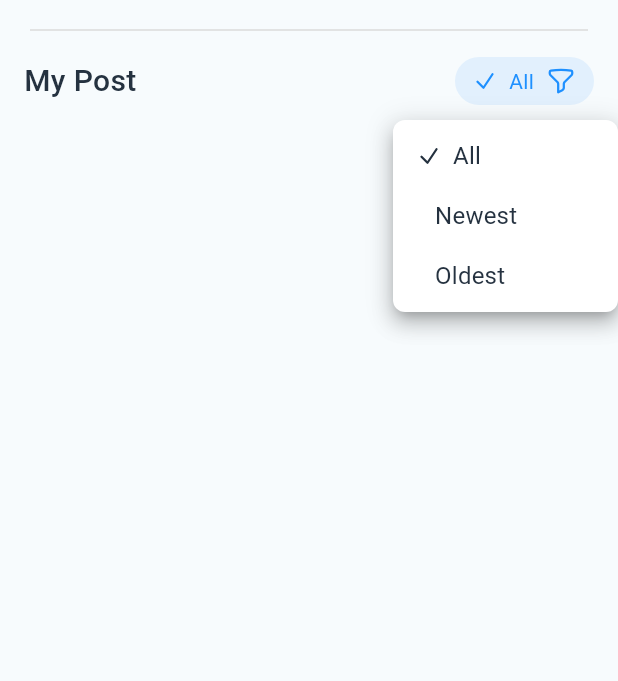
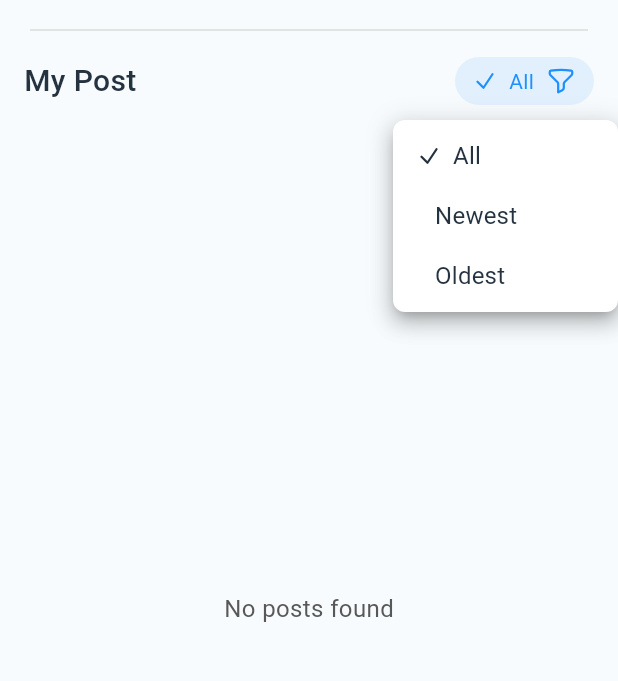
Before and after one commit to RaihanRafi01/loan_site, a Flutter app: the OwnProfileView screen opened directly, after a tap on "Create Post", after a tap on "All", on a phone screen of 412 x 824 dp, the part 138-819 px from its top. Run offline on Flutter 3.47's test engine with Material 3 defaults, Android fonts, the phone set to English and light mode, and no system bars; drawn by our look-alikes of dropdown_button2; our stand-ins replace cached_network_image, dotted_border, firebase_core, firebase_messaging, flutter_secure_storage, flutter_svg and 6 more; accounts and stored records are empty; network calls fail.

Commit message:
pagination done

```diff
--- a/lib/app/core/services/base_client.dart
+++ b/lib/app/core/services/base_client.dart
@@ -72,7 +72,7 @@ class BaseClient {
     Map<String, String>? params,
     Future<Map<String, String>>? headers,
   }) async {
-    debugPrint("API Hit: $api");
+    debugPrint(" 🪙🪙🪙🪙🪙 GET API Hit: $api");
     final resolvedHeaders = headers != null ? await headers : null;
     debugPrint("Header: $resolvedHeaders");
 
--- a/lib/app/modules/community/controllers/community_controller.dart
+++ b/lib/app/modules/community/controllers/community_controller.dart
@@ -4,7 +4,6 @@ import 'package:get/get.dart';
 import 'package:http/http.dart' as http;
 import 'package:image_picker/image_picker.dart';
 import 'dart:io';
-
 import '../../../../common/appColors.dart';
 import '../../../../common/widgets/custom_snackbar.dart';
 import '../../../core/constants/api.dart';
@@ -118,7 +117,6 @@ class Post {
         .map((cJson) => Comment.fromJson(cJson))
         .toList();
 
-    // Convert the images list into a List<ImageData> objects
     List<ImageData> images = (json['images'] as List)
         .map((imageData) => ImageData.fromJson(imageData))
         .toList();
@@ -128,7 +126,7 @@ class Post {
       user: User.fromJson(json['user']),
       title: json['title'],
       content: json['content'],
-      images: images,  // Use List<ImageData> instead of List<String>
+      images: images,
       tags: json['tags'],
       likeCount: json['like_count'],
       commentCount: json['comment_count'],
@@ -142,8 +140,6 @@ class Post {
       updatedAt: json['updated_at'],
     );
   }
-
-
 }
 
 class ImageData {
@@ -178,6 +174,13 @@ class CommunityController extends GetxController {
   final currentComment = Rx<Comment?>(null);
 
   final selectedMyPostFilter = 'filter_all'.obs;
+  final nextUrlAllPosts = RxString('');
+  final nextUrlMyPosts = RxString('');
+  final isLoadingMoreAllPosts = false.obs;
+  final isLoadingMoreMyPosts = false.obs;
+  final hasMoreAllPosts = true.obs;
+  final hasMoreMyPosts = true.obs;
+  final isInitialLoading = true.obs;
 
   @override
   void onInit() {
@@ -186,8 +189,111 @@ class CommunityController extends GetxController {
     fetchMyPosts();
   }
 
+  Future<void> fetchAllPosts({bool isLoadMore = false}) async {
+    if (isLoadMore && (!hasMoreAllPosts.value || isLoadingMoreAllPosts.value)) return;
+
+    try {
+      isLoadingMoreAllPosts.value = true;
+      if (!isLoadMore) isInitialLoading.value = true;
+      final response = await BaseClient.getRequest(
+        api: isLoadMore ? nextUrlAllPosts.value : Api.allPosts,
+        headers: BaseClient.authHeaders(),
+      );
+
+      if (response.statusCode == 200) {
+        final data = jsonDecode(response.body);
+        if (data is Map<String, dynamic>) {
+          final List<dynamic> list = data['results'] ?? [];
+          final newPosts = list.map((e) {
+            if (e is Map<String, dynamic>) {
+              return Post.fromJson(e);
+            }
+            print('Invalid item found: $e');
+            return null;
+          }).whereType<Post>().toList();
+
+          if (isLoadMore) {
+            allPosts.addAll(newPosts);
+          } else {
+            allPosts.assignAll(newPosts);
+          }
+
+          nextUrlAllPosts.value = data['next'] ?? '';
+          hasMoreAllPosts.value = data['next'] != null;
+
+          if (currentUser.value == null && myPosts.isNotEmpty) {
+            currentUser.value = myPosts.first.user;
+          }
+        } else {
+          _showWarning('Unexpected response format. The data is not a Map.');
+        }
+      } else {
+        _showWarning('Failed to fetch all posts: ${response.reasonPhrase}');
+      }
+    } catch (e) {
+      print('Fetch all posts error: $e');
+      _showWarning('Failed to fetch all posts. Please try again.');
+      if (!isLoadMore) {
+        allPosts.clear();
+      }
+    } finally {
+      isLoadingMoreAllPosts.value = false;
+      isInitialLoading.value = false;
+    }
+  }
+
+  Future<void> fetchMyPosts({bool isLoadMore = false}) async {
+    if (isLoadMore && (!hasMoreMyPosts.value || isLoadingMoreMyPosts.value)) return;
+
+    try {
+      isLoadingMoreMyPosts.value = true;
+      final response = await BaseClient.getRequest(
+        api: isLoadMore ? nextUrlMyPosts.value : Api.myPosts,
+        headers: BaseClient.authHeaders(),
+      );
+
+      if (response.statusCode == 200) {
+        final data = jsonDecode(response.body);
+        if (data is Map<String, dynamic>) {
+          final List<dynamic> list = data['results'] ?? [];
+          final newPosts = list.map((e) {
+            if (e is Map<String, dynamic>) {
+              return Post.fromJson(e);
+            }
+            print('Invalid item found: $e');
+            return null;
+          }).whereType<Post>().toList();
+
+          if (isLoadMore) {
+            myPosts.addAll(newPosts);
+          } else {
+            myPosts.assignAll(newPosts);
+          }
+
+          nextUrlMyPosts.value = data['next'] ?? '';
+          hasMoreMyPosts.value = data['next'] != null;
+
+          if (currentUser.value == null && newPosts.isNotEmpty) {
+            currentUser.value = newPosts.first.user;
+          }
+        } else {
+          _showWarning('Unexpected response format. The data is not a Map.');
+        }
+      } else {
+        _showWarning('Failed to fetch my posts: ${response.reasonPhrase}');
+      }
+    } catch (e) {
+      print('Fetch my posts error: $e');
+      _showWarning('Failed to fetch my posts. Please try again.');
+      if (!isLoadMore) {
+        myPosts.clear();
+      }
+    } finally {
+      isLoadingMoreMyPosts.value = false;
+    }
+  }
+
   Future<void> toggleLikeGlobal(int postId, bool currentlyLiked) async {
-    // Optimistic update for like toggle
     Post? _touch(List<Post> list) {
       final p = list.firstWhereOrNull((e) => e.id == postId);
       if (p != null) {
@@ -277,61 +383,10 @@ class CommunityController extends GetxController {
     }
   }
 
-  Future<void> fetchAllPosts() async {
-
-    try {
-      final response = await BaseClient.getRequest(
-        api: Api.allPosts,
-        headers: BaseClient.authHeaders(),
-      );
-
-      if (response.statusCode == 200) {
-        print('Response body: ${response.body}'); // For debugging
-
-        // Decode the response body as JSON
-        final data = jsonDecode(response.body);
-
-        // Ensure 'data' is a Map<String, dynamic>
-        if (data is Map<String, dynamic>) {
-          final List<dynamic> list = data['results'] ?? [];
-
-          // Debugging: Print each item to inspect its structure
-          for (var item in list) {
-            print('Item: $item');
-          }
-          // Safely map through the list and handle potential issues with malformed data
-          allPosts.value = list.map((e) {
-            if (e is Map<String, dynamic>) {
-              return Post.fromJson(e);
-            }
-            // Handle invalid items in the 'results' list (not a Map<String, dynamic>)
-            print('Invalid item found: $e');
-            return null;
-          }).whereType<Post>().toList(); // Filter out nulls (invalid items)
-
-          // If currentUser is null, update it from myPosts
-          if (currentUser.value == null && myPosts.isNotEmpty) {
-            currentUser.value = myPosts.first.user;
-          }
-        } else {
-          _showWarning('Unexpected response format. The data is not a Map.');
-        }
-      } else {
-        _showWarning('Failed to fetch all posts: ${response.reasonPhrase}');
-      }
-    } catch (e) {
-      print('Fetch all posts error: $e');
-      _showWarning('Failed to fetch all posts. Please try again.');
-    }
-  }
-
-
-  // --- OwnProfile sorting ---
   void applyMyPostSort(String filter) {
     selectedMyPostFilter.value = filter;
     if (myPosts.isEmpty) return;
 
-    // Safe parse helper
     int _safeCompare(String a, String b) {
       final da = DateTime.tryParse(a);
       final db = DateTime.tryParse(b);
@@ -342,31 +397,23 @@ class CommunityController extends GetxController {
     final list = [...myPosts];
     switch (filter) {
       case 'filter_new':
-        list.sort(
-          (a, b) => _safeCompare(b.createdAt, a.createdAt),
-        ); // newest first
+        list.sort((a, b) => _safeCompare(b.createdAt, a.createdAt));
         break;
       case 'filter_old':
-        list.sort(
-          (a, b) => _safeCompare(a.createdAt, b.createdAt),
-        ); // oldest first
+        list.sort((a, b) => _safeCompare(a.createdAt, b.createdAt));
         break;
       case 'filter_all':
       default:
-        // if API already returns newest first, you can re-fetch or keep as-is
-        // do nothing
         break;
     }
     myPosts.value = list;
   }
 
   void updateReplies(Comment comment) {
-    // Find the comment in the posts list and update its replies
     final post = myPosts.firstWhere((p) => p.id == comment.post);
     final updatedComment = post.comments.firstWhere((c) => c.id == comment.id);
-    updatedComment.replies =
-        comment.replies; // Update the replies in the comment
-    myPosts.refresh(); // Trigger reactivity to update the UI
+    updatedComment.replies = comment.replies;
+    myPosts.refresh();
   }
 
   void _showWarning(String message, {String title = 'Warning'}) {
@@ -393,18 +440,15 @@ class CommunityController extends GetxController {
 
     isLoading.value = true;
     try {
-      // Use MultipartRequest to handle file uploads alongside fields
-      var uri = Uri.parse(Api.createPost);  // Assuming Api.createPost is a string URL
+      var uri = Uri.parse(Api.createPost);
       var request = http.MultipartRequest('POST', uri);
       request.headers.addAll(await BaseClient.authHeaders());
 
-      // Add text fields
       request.fields['title'] = 'My First Post';
       request.fields['content'] = statusController.text;
 
-      // Add media files (assuming API accepts multiple under 'images' key; adjust key if needed)
       for (var file in pickedMedia) {
-        var multipartFile = await http.MultipartFile.fromPath('images', file.path);  // Use 'images' for multiple; change to 'image' if single
+        var multipartFile = await http.MultipartFile.fromPath('images', file.path);
         request.files.add(multipartFile);
       }
 
@@ -412,16 +456,10 @@ class CommunityController extends GetxController {
       var response = await http.Response.fromStream(streamedResponse);
 
       debugPrint("API Hit: $uri");
-
-
       debugPrint('💥💥💥💥💥💥💥💥💥💥 🚀 ➤➤➤ Code: ${response.statusCode}');
       debugPrint('💥💥💥💥💥💥💥💥💥💥 🚀 ➤➤➤ Response: ${response.body}');
 
       if (response.statusCode == 200 || response.statusCode == 201) {
-        //final newPostData = jsonDecode(response.body);
-        //final newPost = Post.fromJson(newPostData);
-        //myPosts.insert(0, newPost);
-        //myPosts.refresh();
         fetchAllPosts();
         fetchMyPosts();
         Get.snackbar('Success', 'Post created successfully!');
@@ -438,40 +476,15 @@ class CommunityController extends GetxController {
     }
   }
 
-  Future<void> fetchMyPosts() async {
-    try {
-      final response = await BaseClient.getRequest(
-        api: Api.myPosts,
-        headers: BaseClient.authHeaders(),
-      );
-
-      if (response.statusCode == 200) {
-        final data = jsonDecode(response.body);
-        myPosts.value = (data['results'] as List)
-            .map((e) => Post.fromJson(e))
-            .toList();
-        if (myPosts.isNotEmpty) {
-          currentUser.value = myPosts[0].user;
-        }
-      } else {
-        _showWarning('Failed to fetch posts: ${response.reasonPhrase}');
-      }
-    } catch (e) {
-      print('Fetch posts error: $e');
-      _showWarning('Failed to fetch posts. Please try again.');
-    }
-  }
-
   Future<void> toggleLike(int postId, bool currentlyLiked) async {
     final post = myPosts.firstWhereOrNull((p) => p.id == postId);
     if (post == null) return;
 
-    // Optimistic update
     final oldLiked = post.isLikedByUser;
     final oldLikes = post.likesCount;
     post.isLikedByUser = !currentlyLiked;
     post.likesCount += currentlyLiked ? -1 : 1;
-    post.likeCount = post.likesCount; // If likeCount is alias
+    post.likeCount = post.likesCount;
     myPosts.refresh();
 
     try {
@@ -483,7 +496,6 @@ class CommunityController extends GetxController {
       );
 
       if (!(response.statusCode == 200 || response.statusCode == 201)) {
-        // Revert on failure
         post.isLikedByUser = oldLiked;
         post.likesCount = oldLikes;
         post.likeCount = oldLikes;
@@ -491,7 +503,6 @@ class CommunityController extends GetxController {
         _showWarning('Failed to toggle like: ${response.reasonPhrase}');
       }
     } catch (e) {
-      // Revert on error
       post.isLikedByUser = oldLiked;
       post.likesCount = oldLikes;
       post.likeCount = oldLikes;
@@ -517,7 +528,6 @@ class CommunityController extends GetxController {
       );
 
       if (response.statusCode == 200 || response.statusCode == 201) {
-        // API call successful, local state already updated
       } else {
         if (comment != null) {
           comment.isLikedByUser.value = currentlyLiked;
--- a/lib/app/modules/community/views/create_post_view.dart
+++ b/lib/app/modules/community/views/create_post_view.dart
@@ -16,7 +16,6 @@ class CreatePostView extends GetView<CommunityController> {
 
   @override
   Widget build(BuildContext context) {
-    Get.put(CommunityController());  // Note: This might be redundant if using GetView; consider removing if controller is lazy-loaded elsewhere.
     return Scaffold(
       backgroundColor: AppColors.appBc,
       appBar: AppBar(
@@ -41,13 +40,16 @@ class CreatePostView extends GetView<CommunityController> {
                 children: [
                   CircleAvatar(
                     radius: 32,
-                    backgroundImage: NetworkImage(
-                      'https://images.unsplash.com/photo-1472099645785-5658abf4ff4e?w=100&h=100&fit=crop&crop=face',
-                    ),
+                    backgroundImage: controller.currentUser.value?.image != null &&
+                        controller.currentUser.value!.image!.isNotEmpty
+                        ? NetworkImage(controller.currentUser.value!.image!)
+                        : const AssetImage('assets/images/community/default_user.png') as ImageProvider,
+                    onBackgroundImageError: (_, __) =>
+                    const AssetImage('assets/images/community/default_user.png'),
                   ),
                   const SizedBox(width: 20),
                   Text(
-                    'Hello Angelo!',
+                    'Hello ${controller.currentUser.value?.name ?? 'User'}!',
                     style: h2.copyWith(
                       fontSize: 24,
                       color: AppColors.textColor,
--- a/lib/app/modules/community/views/own_profile_view.dart
+++ b/lib/app/modules/community/views/own_profile_view.dart
@@ -7,13 +7,25 @@ import 'package:loan_site/common/widgets/customButton.dart';
 import '../../../../common/appColors.dart';
 import '../../../../common/customFont.dart';
 import '../../../../common/widgets/community/communityWidgets.dart';
-import '../controllers/community_controller.dart'; // Import the controller
+import '../controllers/community_controller.dart';
 
 class OwnProfileView extends GetView<CommunityController> {
   const OwnProfileView({super.key});
 
   @override
   Widget build(BuildContext context) {
+    Get.put(CommunityController());
+    final ScrollController scrollController = ScrollController();
+
+    scrollController.addListener(() {
+      if (scrollController.position.pixels >=
+          scrollController.position.maxScrollExtent - 200 &&
+          !controller.isLoadingMoreMyPosts.value &&
+          controller.hasMoreMyPosts.value) {
+        controller.fetchMyPosts(isLoadMore: true);
+      }
+    });
+
     return Scaffold(
       backgroundColor: AppColors.appBc,
       body: SafeArea(
@@ -25,9 +37,12 @@ class OwnProfileView extends GetView<CommunityController> {
                 children: [
                   CircleAvatar(
                     radius: 40,
-                    backgroundImage: controller.currentUser.value?.image != null
+                    backgroundImage: controller.currentUser.value?.image != null &&
+                        controller.currentUser.value!.image!.isNotEmpty
                         ? NetworkImage(controller.currentUser.value!.image!)
-                        : const NetworkImage('https://via.placeholder.com/100'), // Placeholder
+                        : const AssetImage('assets/images/community/default_user.png') as ImageProvider,
+                    onBackgroundImageError: (_, __) =>
+                    const AssetImage('assets/images/community/default_user.png'),
                   ),
                   const SizedBox(width: 10),
                   Expanded(
@@ -42,7 +57,6 @@ class OwnProfileView extends GetView<CommunityController> {
                           ),
                         ),
                         const SizedBox(height: 4),
-                        // Email
                         Text(
                           controller.currentUser.value?.email ?? '',
                           style: h4.copyWith(
@@ -89,18 +103,22 @@ class OwnProfileView extends GetView<CommunityController> {
                     customButton: Container(
                       decoration: BoxDecoration(
                         color: AppColors.cardSky,
-                        borderRadius: BorderRadius.circular(32), // Adjust the radius as needed
+                        borderRadius: BorderRadius.circular(32),
                       ),
-                      padding: const EdgeInsets.symmetric(horizontal: 12, vertical: 6), // Add padding
+                      padding: const EdgeInsets.symmetric(horizontal: 12, vertical: 6),
                       child: Row(
                         children: [
                           SvgPicture.asset('assets/images/community/tic_blue.svg'),
-                          const SizedBox(width: 8), // Optional: Add spacing between elements
-                          Text(
-                            'All',
+                          const SizedBox(width: 8),
+                          Obx(() => Text(
+                            controller.selectedMyPostFilter.value == 'filter_all'
+                                ? 'All'
+                                : controller.selectedMyPostFilter.value == 'filter_new'
+                                ? 'Newest'
+                                : 'Oldest',
                             style: h4.copyWith(color: AppColors.appColor2),
-                          ),
-                          const SizedBox(width: 8), // Optional: Add spacing between elements
+                          )),
+                          const SizedBox(width: 8),
                           SvgPicture.asset('assets/images/community/filter_icon.svg'),
                         ],
                       ),
@@ -110,9 +128,7 @@ class OwnProfileView extends GetView<CommunityController> {
                         value: 'filter_all',
                         child: Row(
                           children: [
-                            SvgPicture.asset(
-                              'assets/images/community/tic_icon.svg',
-                            ),
+                            SvgPicture.asset('assets/images/community/tic_icon.svg'),
                             const SizedBox(width: 8),
                             Text(
                               'All',
@@ -156,8 +172,9 @@ class OwnProfileView extends GetView<CommunityController> {
                       ),
                     ],
                     onChanged: (value) {
-                      // TODO: Implement sorting based on value
-                      print('Selected filter: $value');
+                      if (value != null) {
+                        controller.applyMyPostSort(value);
+                      }
                     },
                     dropdownStyleData: DropdownStyleData(
                       width: 150,
@@ -178,29 +195,70 @@ class OwnProfileView extends GetView<CommunityController> {
               ),
             ),
             Expanded(
-              child: Obx(() => ListView.builder(
-                itemCount: controller.myPosts.length,
+              child: Obx(() {
+                if (controller.isInitialLoading.value) {
+                  return const Center(child: CircularProgressIndicator());
+                }
+                final posts = controller.myPosts;
+                if (posts.isEmpty) {
+                  return Center(
+                    child: Text(
+                      'No posts found',
+                      style: h4.copyWith(
+                        fontSize: 16,
+                        color: AppColors.gray12,
+                      ),
+                    ),
+                  );
+                }
+                return ListView.builder(
+                  controller: scrollController,
+                  itemCount: posts.length +
+                      (posts.isNotEmpty &&
+                          (controller.isLoadingMoreMyPosts.value || controller.hasMoreMyPosts.value)
+                          ? 1
+                          : 0),
                   itemBuilder: (context, index) {
-                  final post = controller.myPosts[index];
-
+                    if (index == posts.length && posts.isNotEmpty) {
+                      return Padding(
+                        padding: const EdgeInsets.symmetric(vertical: 16),
+                        child: Center(
+                          child: controller.isLoadingMoreMyPosts.value
+                              ? const CircularProgressIndicator()
+                              : Text(
+                            'No more posts',
+                            style: h4.copyWith(
+                              fontSize: 16,
+                              color: AppColors.gray12,
+                            ),
+                          ),
+                        ),
+                      );
+                    }
+                    final post = posts[index];
+                    final username = post.user.name ?? 'User';
+                    final userAvatar = post.user.image ?? '';
+                    final timeAgo = getTimeAgo(DateTime.tryParse(post.createdAt));
+                    final content = post.content;
                     final images = post.images
                         .where((imageData) => imageData.image != null && imageData.image.isNotEmpty)
-                      .map((imageData) => {'image': imageData.image}) // Convert each image URL to a Map
+                        .map((imageData) => {'image': imageData.image})
                         .toList();
 
                     return _buildPostItem(
-                    username: post.user.name!,
-                    userAvatar: post.user.image ?? 'https://via.placeholder.com/100',
-                    timeAgo: getTimeAgo(DateTime.parse(post.createdAt)),
-                    content: post.content, // Dynamic content
+                      username: username,
+                      userAvatar: userAvatar,
+                      timeAgo: timeAgo,
+                      content: content,
                       images: images,
                       likes: post.likeCount,
                       comments: post.commentCount,
-                    post: post, // Pass the post for like functionality
-                    share: post.sharesCount
+                      post: post,
+                      share: post.sharesCount,
                     );
                   },
-              )),
+                );
+              }),
             ),
           ],
         ),
@@ -230,7 +288,11 @@ class OwnProfileView extends GetView<CommunityController> {
               children: [
                 CircleAvatar(
                   radius: 20,
-                  backgroundImage: NetworkImage(userAvatar),
+                  backgroundImage: userAvatar.isNotEmpty
+                      ? NetworkImage(userAvatar)
+                      : const AssetImage('assets/images/community/default_user.png') as ImageProvider,
+                  onBackgroundImageError: (_, __) =>
+                  const AssetImage('assets/images/community/default_user.png'),
                 ),
                 const SizedBox(width: 12),
                 Expanded(
@@ -303,6 +365,7 @@ class OwnProfileView extends GetView<CommunityController> {
               ],
             ),
           ),
+          if (content.isNotEmpty)
             Padding(
               padding: const EdgeInsets.only(bottom: 8.0, top: 4),
               child: Text(
@@ -316,10 +379,12 @@ class OwnProfileView extends GetView<CommunityController> {
             mainAxisAlignment: MainAxisAlignment.spaceBetween,
             children: [
               buildActionButton(
-                post.isLikedByUser ? 'assets/images/community/love_icon_filled.svg' : 'assets/images/community/love_icon.svg',
+                post.isLikedByUser
+                    ? 'assets/images/community/love_icon_filled.svg'
+                    : 'assets/images/community/love_icon.svg',
                 likes.toString(),
                 onPressed: () {
-                  controller.toggleLike(post.id, post.isLikedByUser);
+                  controller.toggleLikeGlobal(post.id, post.isLikedByUser);
                 },
               ),
               buildActionButton(
```
Also changed, not shown: lib/app/modules/community/views/community_view.dart (+55 -33 lines), lib/common/widgets/community/communityDrawer.dart (+15 -9 lines). Lines whose indentation alone changed are shown as unchanged.
